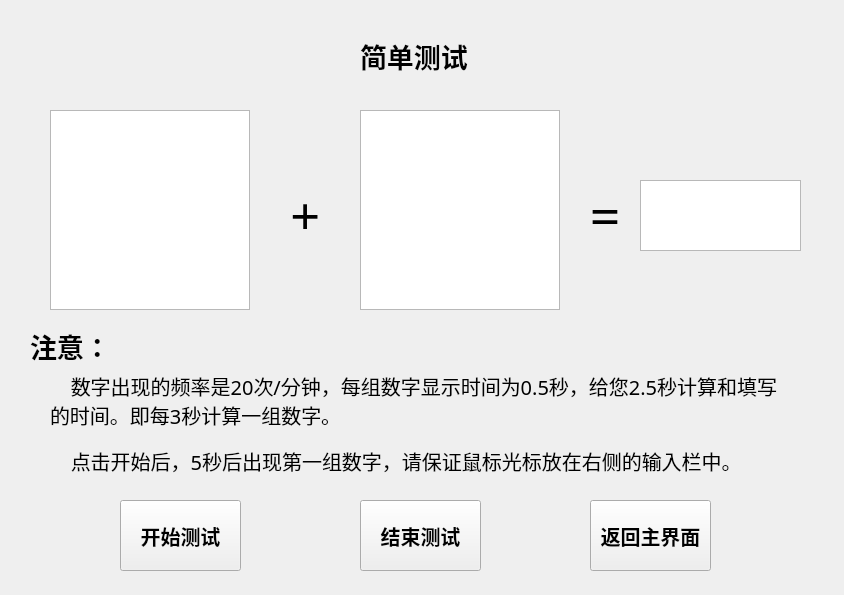
First picture: the form in SimpleWin.ui, repository Darker-zq/Memory_Test, before the edit.
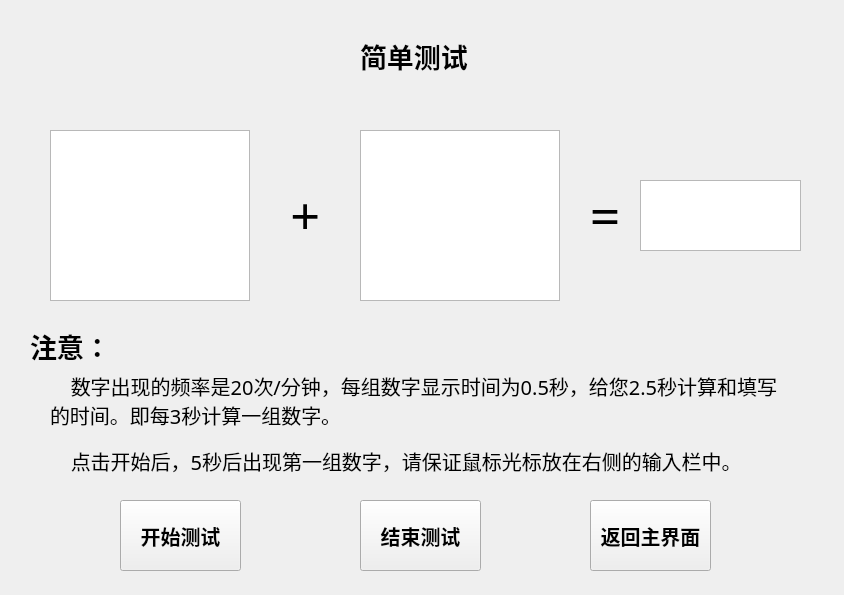
Second picture: the form after the edit.

```diff
--- a/SimpleWin.ui
+++ b/SimpleWin.ui
@@ -29,26 +29,19 @@
     <property name="geometry">
      <rect>
       <x>50</x>
-      <y>110</y>
+      <y>130</y>
       <width>200</width>
-      <height>200</height>
+      <height>171</height>
      </rect>
     </property>
     <property name="font">
      <font>
       <family>Times New Roman</family>
-      <pointsize>80</pointsize>
+      <pointsize>100</pointsize>
       <weight>75</weight>
       <bold>true</bold>
      </font>
     </property>
-    <property name="html">
-     <string>&lt;!DOCTYPE HTML PUBLIC &quot;-//W3C//DTD HTML 4.0//EN&quot; &quot;http://www.w3.org/TR/REC-html40/strict.dtd&quot;&gt;
-&lt;html&gt;&lt;head&gt;&lt;meta name=&quot;qrichtext&quot; content=&quot;1&quot; /&gt;&lt;style type=&quot;text/css&quot;&gt;
-p, li { white-space: pre-wrap; }
-&lt;/style&gt;&lt;/head&gt;&lt;body style=&quot; font-family:'Times New Roman'; font-size:80pt; font-weight:600; font-style:normal;&quot;&gt;
-&lt;p style=&quot;-qt-paragraph-type:empty; margin-top:0px; margin-bottom:0px; margin-left:0px; margin-right:0px; -qt-block-indent:0; text-indent:0px;&quot;&gt;&lt;br /&gt;&lt;/p&gt;&lt;/body&gt;&lt;/html&gt;</string>
-    </property>
    </widget>
    <widget class="QLabel" name="label_title">
     <property name="geometry">
@@ -72,15 +65,15 @@
     <property name="geometry">
      <rect>
       <x>360</x>
-      <y>110</y>
+      <y>130</y>
       <width>200</width>
-      <height>200</height>
+      <height>171</height>
      </rect>
     </property>
     <property name="font">
      <font>
       <family>Times New Roman</family>
-      <pointsize>80</pointsize>
+      <pointsize>100</pointsize>
       <weight>75</weight>
       <bold>true</bold>
      </font>
@@ -89,8 +82,8 @@
      <string>&lt;!DOCTYPE HTML PUBLIC &quot;-//W3C//DTD HTML 4.0//EN&quot; &quot;http://www.w3.org/TR/REC-html40/strict.dtd&quot;&gt;
 &lt;html&gt;&lt;head&gt;&lt;meta name=&quot;qrichtext&quot; content=&quot;1&quot; /&gt;&lt;style type=&quot;text/css&quot;&gt;
 p, li { white-space: pre-wrap; }
-&lt;/style&gt;&lt;/head&gt;&lt;body style=&quot; font-family:'Times New Roman'; font-size:80pt; font-weight:600; font-style:normal;&quot;&gt;
-&lt;p style=&quot;-qt-paragraph-type:empty; margin-top:0px; margin-bottom:0px; margin-left:0px; margin-right:0px; -qt-block-indent:0; text-indent:0px;&quot;&gt;&lt;br /&gt;&lt;/p&gt;&lt;/body&gt;&lt;/html&gt;</string>
+&lt;/style&gt;&lt;/head&gt;&lt;body style=&quot; font-family:'Times New Roman'; font-size:100pt; font-weight:600; font-style:normal;&quot;&gt;
+&lt;p style=&quot;-qt-paragraph-type:empty; margin-top:0px; margin-bottom:0px; margin-left:0px; margin-right:0px; -qt-block-indent:0; text-indent:0px; font-size:80pt;&quot;&gt;&lt;br /&gt;&lt;/p&gt;&lt;/body&gt;&lt;/html&gt;</string>
     </property>
    </widget>
    <widget class="QPushButton" name="pbt_start1">
```
